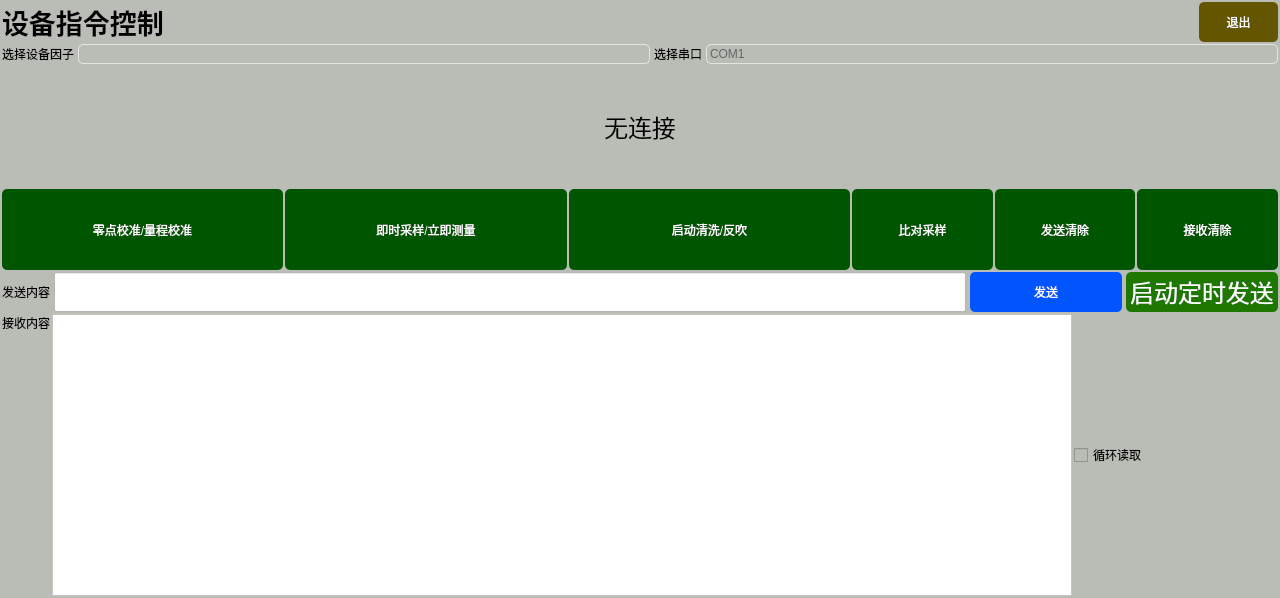
Old version of the form qt-app-master/devicecmdctrldlg.ui in the repository aa123Eason/workcode.
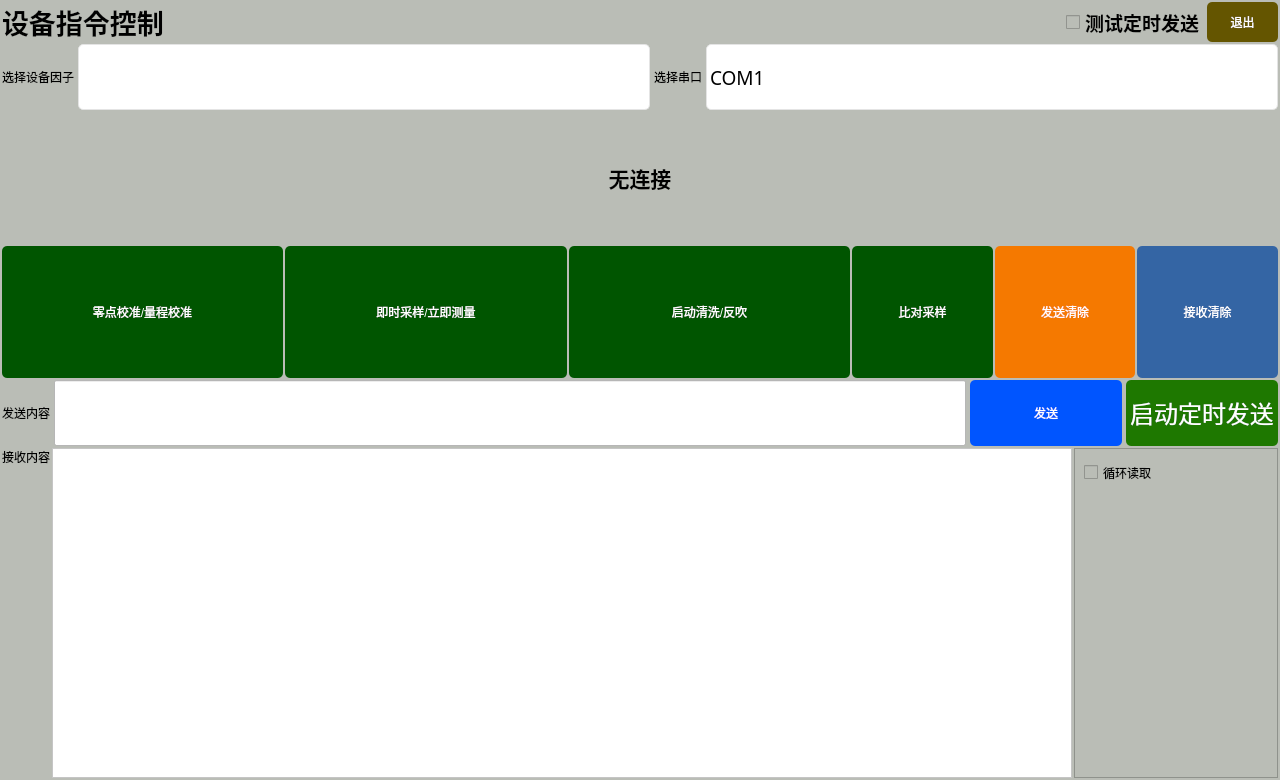
New version of the form. Icons and pictures are not drawn.

What changed in the file:
```diff
--- a/qt-app-master/devicecmdctrldlg.ui
+++ b/qt-app-master/devicecmdctrldlg.ui
@@ -7,7 +7,7 @@
     <x>0</x>
     <y>0</y>
     <width>1280</width>
-    <height>598</height>
+    <height>780</height>
    </rect>
   </property>
   <property name="sizePolicy">
@@ -22,7 +22,7 @@
   <property name="styleSheet">
    <string notr="true">background-color: rgb(186, 189, 182);</string>
   </property>
-  <layout class="QVBoxLayout" name="verticalLayout" stretch="0,0,3,2,3,1,7">
+  <layout class="QVBoxLayout" name="verticalLayout" stretch="0,1,2,2,3,1,5">
    <property name="spacing">
     <number>2</number>
    </property>
@@ -39,7 +39,7 @@
     <number>2</number>
    </property>
    <item>
-    <layout class="QHBoxLayout" name="horizontalLayout_5" stretch="3,12,1">
+    <layout class="QHBoxLayout" name="horizontalLayout_5" stretch="3,12,0,1">
      <item>
       <widget class="QLabel" name="label_3">
        <property name="font">
@@ -74,6 +74,49 @@
        </property>
       </widget>
      </item>
+     <item>
+      <widget class="QCheckBox" name="test_sendintime">
+       <property name="sizePolicy">
+        <sizepolicy hsizetype="Preferred" vsizetype="Preferred">
+         <horstretch>0</horstretch>
+         <verstretch>0</verstretch>
+        </sizepolicy>
+       </property>
+       <property name="font">
+        <font>
+         <pointsize>14</pointsize>
+         <weight>75</weight>
+         <bold>true</bold>
+        </font>
+       </property>
+       <property name="styleSheet">
+        <string notr="true">QPushButton
+{
+	background-color: rgb(100, 85, 0);
+	border-radius:5px;
+	color: rgb(255, 255, 255);
+	font: 75 16pt &quot;微软雅黑&quot;;
+}
+
+QPushButton::hover
+{
+	
+	
+	background-color: rgb(110, 65, 0);
+}
+</string>
+       </property>
+       <property name="text">
+        <string>测试定时发送</string>
+       </property>
+       <property name="iconSize">
+        <size>
+         <width>32</width>
+         <height>32</height>
+        </size>
+       </property>
+      </widget>
+     </item>
      <item>
       <widget class="QPushButton" name="btn_quit">
        <property name="sizePolicy">
@@ -142,13 +185,23 @@
          <verstretch>0</verstretch>
         </sizepolicy>
        </property>
+       <property name="font">
+        <font>
+         <family>微软雅黑</family>
+         <pointsize>14</pointsize>
+         <weight>9</weight>
+         <italic>false</italic>
+         <bold>false</bold>
+        </font>
+       </property>
        <property name="styleSheet">
         <string notr="true">QComboBox{
-  color:#666666;
-  font: 75 18pt &quot;微软雅黑&quot;;
+  color:#000000;
+  font: 75 14pt &quot;微软雅黑&quot;;
   padding: 1px 15px 1px 3px;
   border:1px solid rgba(228,228,228,1);
   border-radius:5px 5px 0px 0px;
+	background-color: rgb(255, 255, 255);
 } 
 
   QComboBox::drop-down {
@@ -211,13 +264,23 @@
          <verstretch>0</verstretch>
         </sizepolicy>
        </property>
+       <property name="font">
+        <font>
+         <family>微软雅黑</family>
+         <pointsize>14</pointsize>
+         <weight>9</weight>
+         <italic>false</italic>
+         <bold>false</bold>
+        </font>
+       </property>
        <property name="styleSheet">
         <string notr="true">QComboBox{
-  color:#666666;
-  font: 75 18pt &quot;微软雅黑&quot;;
+  color:#000000;
+  font: 75 14pt &quot;微软雅黑&quot;;
   padding: 1px 15px 1px 3px;
   border:1px solid rgba(228,228,228,1);
   border-radius:5px 5px 0px 0px;
+	background-color: rgb(255, 255, 255);
 } 
 
   QComboBox::drop-down {
@@ -364,7 +427,9 @@
     <widget class="QLabel" name="cominfo">
      <property name="font">
       <font>
-       <pointsize>18</pointsize>
+       <pointsize>16</pointsize>
+       <weight>75</weight>
+       <bold>true</bold>
       </font>
      </property>
      <property name="text">
@@ -518,7 +583,8 @@
 {
 	
 	
-	background-color: rgb(0, 85, 0);
+	
+	background-color: rgb(245, 121, 0);
 	border-radius:5px;
 	color: rgb(255, 255, 255);
 	font: 75 14pt &quot;微软雅黑&quot;;
@@ -550,7 +616,8 @@
 {
 	
 	
-	background-color: rgb(0, 85, 0);
+	
+	background-color: rgb(52, 101, 164);
 	border-radius:5px;
 	color: rgb(255, 255, 255);
 	font: 75 14pt &quot;微软雅黑&quot;;
@@ -735,10 +802,58 @@
      <item>
       <layout class="QVBoxLayout" name="verticalLayout_2">
        <item>
-        <widget class="QCheckBox" name="loopread">
-         <property name="text">
-          <string>循环读取</string>
+        <widget class="QFrame" name="frame">
+         <property name="frameShape">
+          <enum>QFrame::StyledPanel</enum>
          </property>
+         <property name="frameShadow">
+          <enum>QFrame::Raised</enum>
+         </property>
+         <widget class="QPushButton" name="keyboard">
+          <property name="geometry">
+           <rect>
+            <x>150</x>
+            <y>10</y>
+            <width>41</width>
+            <height>41</height>
+           </rect>
+          </property>
+          <property name="sizePolicy">
+           <sizepolicy hsizetype="Minimum" vsizetype="Preferred">
+            <horstretch>0</horstretch>
+            <verstretch>0</verstretch>
+           </sizepolicy>
+          </property>
+          <property name="text">
+           <string/>
+          </property>
+          <property name="icon">
+           <iconset resource="res.qrc">
+            <normaloff>:/images/keyboard-off.png</normaloff>:/images/keyboard-off.png</iconset>
+          </property>
+          <property name="iconSize">
+           <size>
+            <width>32</width>
+            <height>32</height>
+           </size>
+          </property>
+          <property name="flat">
+           <bool>true</bool>
+          </property>
+         </widget>
+         <widget class="QCheckBox" name="loopread">
+          <property name="geometry">
+           <rect>
+            <x>10</x>
+            <y>10</y>
+            <width>91</width>
+            <height>29</height>
+           </rect>
+          </property>
+          <property name="text">
+           <string>循环读取</string>
+          </property>
+         </widget>
         </widget>
        </item>
       </layout>
```
Left out of the diff: 16 changed lines with no effect on the pictures.
